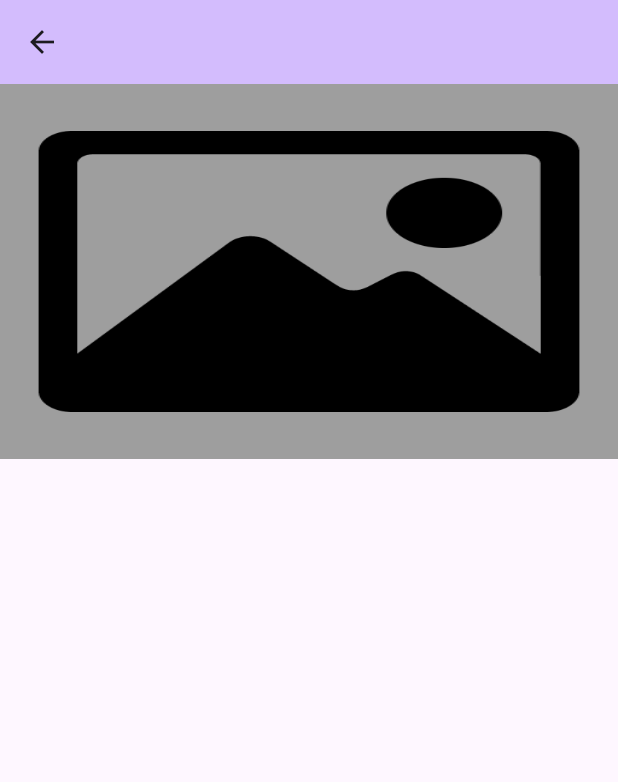
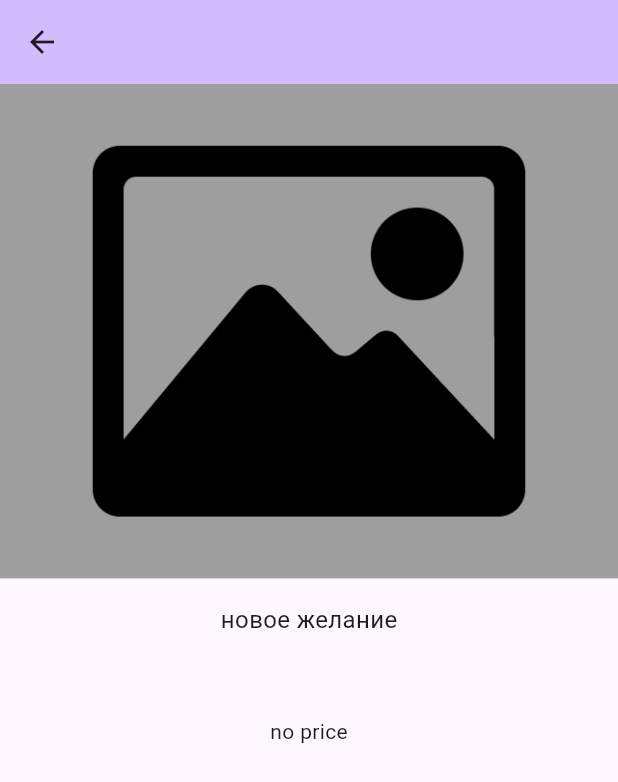
Before and after one commit to ElenaVostr/wishlist, a Flutter app: the screen it shows after launch, after a tap on the "add" icon, after a tap on "новое желание", on a phone screen of 412 x 824 dp. Shown: the top 782 px of the screen. Run offline on Flutter 3.47's test engine with Material 3 defaults, Android fonts, the phone set to English and light mode, and no system bars; our stand-ins replace cloud_firestore, equatable, firebase_core, flutter_bloc, get_it; accounts and stored records are empty.

Commit message:
Эксперименты с bloc и cubit
Создала ui wishlistpage и блок для нее

```diff
--- a/lib/data/repositories/wish_repository_impl.dart
+++ b/lib/data/repositories/wish_repository_impl.dart
@@ -27,13 +27,8 @@ class WishRepositoryImpl implements WishRepository {
 
   @override
   Stream<List<Wish>> getWishListStream() {
-    return firebaseService.firestore
-        .collection('wishes')
-        .withConverter<Wish>(
-            fromFirestore: (snapshot, _) =>
-                Wish.fromJson(snapshot.data()!, snapshot.id),
-            toFirestore: (wish, _) => wish.toJson())
-        .snapshots()
-        .map((event) => event.docs.map((e) => e.data()).toList());
+    return firebaseService.firestore.collection('wishes').snapshots().map(
+        (event) =>
+            event.docs.map((e) => Wish.fromJson(e.data(), e.id)).toList());
   }
 }
--- a/lib/main.dart
+++ b/lib/main.dart
@@ -1,8 +1,7 @@
 import 'package:flutter/material.dart';
 import 'package:wishlist/di/di.dart';
 import 'package:wishlist/domain/models/wish.dart';
-import 'package:wishlist/domain/usecases/create_wish_usecase.dart';
-import 'package:wishlist/domain/usecases/get_wish_list_stream_usecase.dart';
+import 'package:wishlist/ui/main_page_wish_list/main_page_wish_list.dart';
 
 Future<void> main() async {
   WidgetsFlutterBinding.ensureInitialized();
@@ -22,78 +21,11 @@ class MyApp extends StatelessWidget {
         colorScheme: ColorScheme.fromSeed(seedColor: Colors.deepPurple),
         useMaterial3: true,
       ),
-      home: const MyHomePage(title: 'Wish List'),
+      home: const MainPageWishList(),
     );
   }
 }
 
-class MyHomePage extends StatefulWidget {
-  const MyHomePage({super.key, required this.title});
-
-  final String title;
-
-  @override
-  State<MyHomePage> createState() => _MyHomePageState();
-}
-
-class _MyHomePageState extends State<MyHomePage> {
-
-  Future<void> _createWish() async {
-    final useCase = DI.getit.get<CreateWishUseCase>();
-    useCase.run(const Wish(name: 'новое желание'));
-  }
-
-  @override
-  Widget build(BuildContext context) {
-    return Scaffold(
-      appBar: AppBar(
-        backgroundColor: Theme.of(context).colorScheme.inversePrimary,
-        title: Text(widget.title),
-      ),
-      body: Center(
-        child: Column(
-          mainAxisAlignment: MainAxisAlignment.center,
-          children: <Widget>[
-            Expanded(
-                child: StreamBuilder<List<Wish>>(
-              stream: DI.getit.get<GetWishListStreamUseCase>().run(),
-              builder: (context, snapshot) {
-                return ListView(
-                    children: snapshot.hasData
-                        ? snapshot.data!
-                            .map((e) => ListTile(
-                                  leading: e.images.isNotEmpty
-                                      ? Image.network(e.images.first,
-                                          width: 50,
-                                          height: 50,
-                                          fit: BoxFit.fill)
-                                      : Image.asset(
-                                          'assets/images/image_icon.png',
-                                          width: 50,
-                                          height: 50,
-                                          fit: BoxFit.fill),
-                                  title: Text(e.name),
-                                  onTap: () => Navigator.of(context).push(
-                                      MaterialPageRoute(
-                                          builder: (BuildContext context) {
-                                    return WishPage(wish: e);
-                                  })),
-                                ))
-                            .toList()
-                        : []);
-              },
-            ))
-          ],
-        ),
-      ),
-      floatingActionButton: FloatingActionButton(
-        onPressed: _createWish,
-        tooltip: 'Increment',
-        child: const Icon(Icons.add),
-      ), //// This trailing comma makes auto-formatting nicer for build methods.
-    );
-  }
-}
 
 class WishPage extends StatefulWidget {
   const WishPage({super.key, required this.wish});
@@ -117,23 +49,47 @@ class _WishPageState extends State<WishPage> {
         backgroundColor: Theme.of(context).colorScheme.inversePrimary,
         //title: Text(widget.title),
       ),
-      body: Center(
+      body: SingleChildScrollView(
         child: Column(
-          mainAxisSize: MainAxisSize.max,
           children: <Widget>[
             Container(
-              height: 250,
-              decoration: BoxDecoration(
-                color: Colors.grey,
-                image: DecorationImage(
-                  fit: BoxFit.fill,
-                  image: (widget.wish.images.isNotEmpty ? NetworkImage(widget.wish.images.first) : const AssetImage('assets/images/image_icon.png')) as ImageProvider,
-                )
+              color: Colors.grey,
+              height: MediaQuery.of(context).size.width * 0.8,
+              child: AspectRatio(
+                aspectRatio: 16 / 9,
+                child: widget.wish.images.isNotEmpty
+                    ? Image.network(widget.wish.images.first)
+                    : Image.asset('assets/images/image_icon.png'),
               ),
             ),
-            // widget.wish.images.isNotEmpty
-            //     ? Image.network(widget.wish.images.first, height: 200, width: double.maxFinite, fit: BoxFit.fill,)
-            //     : Image.asset('assets/images/image_icon.png', height: 200, width: double.maxFinite, fit: BoxFit.fill,)
+            // Container(
+            //   height: 250,
+            //   decoration: BoxDecoration(
+            //       color: Colors.grey,
+            //       image: DecorationImage(
+            //         fit: BoxFit.contain,
+            //         image: (widget.wish.images.isNotEmpty
+            //                 ? NetworkImage(widget.wish.images.first)
+            //                 : const AssetImage('assets/images/image_icon.png'))
+            //             as ImageProvider,
+            //       )),
+            // ),
+            const SizedBox(height: 16),
+            Text(widget.wish.name, style: const TextStyle(fontSize: 16)),
+            const SizedBox(height: 16),
+            Text(widget.wish.description),
+            const SizedBox(height: 16),
+            widget.wish.price != null
+                ? Row(
+                    children: [
+                      Text('${widget.wish.price!.$1}'),
+                      const SizedBox(width: 32),
+                      widget.wish.price!.$2 != null
+                          ? Text('${widget.wish.price!.$2}')
+                          : const SizedBox(),
+                    ],
+                  )
+                : const Text('no price')
           ],
         ),
       ),
--- /dev/null
+++ b/lib/ui/main_page_wish_list/bloc/main_page_wish_list_bloc.dart
@@ -0,0 +1,59 @@
+import 'dart:async';
+
+import 'package:equatable/equatable.dart';
+import 'package:flutter_bloc/flutter_bloc.dart';
+import 'package:wishlist/domain/models/wish.dart';
+import 'package:wishlist/domain/usecases/create_wish_usecase.dart';
+import 'package:wishlist/domain/usecases/get_wish_list_stream_usecase.dart';
+
+part 'main_page_wish_list_event.dart';
+
+part 'main_page_wish_list_state.dart';
+
+class MainPageWishListBloc
+    extends Bloc<MainPageWishListEvent, MainPageWishListState> {
+  final GetWishListStreamUseCase _getWishListStreamUseCase;
+  final CreateWishUseCase _createWishUseCase;
+
+  MainPageWishListBloc({
+    required GetWishListStreamUseCase getWishListStreamUseCase,
+    required CreateWishUseCase createWishUseCase,
+  })  : _getWishListStreamUseCase = getWishListStreamUseCase,
+        _createWishUseCase = createWishUseCase,
+        super(const LoadingState()) {
+    _init();
+  }
+
+  StreamSubscription? _streamSubscription;
+
+  void _init() {
+    on<LoadWishListEvent>((event, emit) {
+      final Stream<List<Wish>> streamWishList = _getWishListStreamUseCase.run();
+      _streamSubscription = streamWishList.listen((data) {
+        add(WishListLoadedEvent(wishList: data));
+      }, onError: (error) {
+        add(ErrorEvent(errorMessage: error.toString()));
+      });
+    });
+
+    on<WishListLoadedEvent>((event, emit) {
+     emit(WishListLoadedState(wishList: event.wishList));
+    });
+
+    on<ErrorEvent>((event, emit) {
+      emit(ErrorState(errorMessage: event.errorMessage));
+    });
+
+    on<CreateWishEvent>((event, emit) {
+      _createWishUseCase.run(const Wish(name: 'новое желание'));
+    });
+
+    add(const LoadWishListEvent());
+  }
+
+  @override
+  Future<void> close() {
+    _streamSubscription?.cancel();
+    return super.close();
+  }
+}
--- /dev/null
+++ b/lib/ui/main_page_wish_list/main_page_wish_list.dart
@@ -0,0 +1,80 @@
+import 'package:flutter/material.dart';
+import 'package:flutter_bloc/flutter_bloc.dart';
+import 'package:wishlist/di/di.dart';
+import 'package:wishlist/domain/usecases/create_wish_usecase.dart';
+import 'package:wishlist/domain/usecases/get_wish_list_stream_usecase.dart';
+import 'package:wishlist/main.dart';
+
+import 'bloc/main_page_wish_list_bloc.dart';
+
+class MainPageWishList extends StatelessWidget {
+  const MainPageWishList({super.key});
+
+  @override
+  Widget build(BuildContext context) {
+    return BlocProvider<MainPageWishListBloc>(
+      create: (context) => MainPageWishListBloc(
+        getWishListStreamUseCase: DI.getit.get<GetWishListStreamUseCase>(),
+        createWishUseCase: DI.getit.get<CreateWishUseCase>(),
+      ),
+      child: Builder(
+        builder: (context) {
+          return Scaffold(
+            appBar: AppBar(
+              backgroundColor: Theme.of(context).colorScheme.inversePrimary,
+            ),
+            body: BlocBuilder<MainPageWishListBloc, MainPageWishListState>(
+                builder: (context, state) {
+                  if (state is LoadingState) {
+                    return const Center(
+                      child: CircularProgressIndicator(),
+                    );
+                  } else if (state is ErrorState) {
+                    return Center(
+                      child: Text(state.errorMessage),
+                    );
+                  } else if (state is WishListLoadedState) {
+                    return Center(
+                      child: Column(
+                        mainAxisAlignment: MainAxisAlignment.center,
+                        children: <Widget>[
+                          Expanded(
+                              child: ListView(
+                                  children: state.wishList
+                                      .map((e) => ListTile(
+                                    leading: e.images.isNotEmpty
+                                        ? Image.network(e.images.first,
+                                        width: 50,
+                                        height: 50,
+                                        fit: BoxFit.fill)
+                                        : Image.asset(
+                                        'assets/images/image_icon.png',
+                                        width: 50,
+                                        height: 50,
+                                        fit: BoxFit.fill),
+                                    title: Text(e.name),
+                                    onTap: () => Navigator.of(context).push(
+                                        MaterialPageRoute(
+                                            builder: (BuildContext context) {
+                                              return WishPage(wish: e);
+                                            })),
+                                  ))
+                                      .toList()))
+                        ],
+                      ),
+                    );
+                  } else {
+                    return const SizedBox();
+                  }
+                }),
+            floatingActionButton: FloatingActionButton(
+              onPressed: () => BlocProvider.of<MainPageWishListBloc>(context).add(const CreateWishEvent()),
+              tooltip: 'Increment',
+              child: const Icon(Icons.add),
+            ),
+          );
+        },
+      ),
+    );
+  }
+}
--- a/pubspec.yaml
+++ b/pubspec.yaml
@@ -38,6 +38,8 @@ dependencies:
   firebase_core: ^2.24.2
   cloud_firestore: ^4.14.0
   get_it: ^7.6.6
+  flutter_bloc: ^8.1.3
+  equatable: ^2.0.5
 
 dev_dependencies:
   flutter_test:
```
Also changed, not shown: lib/domain/models/wish.dart (+0 -9 lines), lib/ui/main_page_wish_list/bloc/main_page_wish_list_event.dart (added, +36 -0 lines), lib/ui/main_page_wish_list/bloc/main_page_wish_list_state.dart (added, +30 -0 lines), lib/ui/main_page_wish_list/cubit/main_page_wish_list_cubit.dart (added, +42 -0 lines), pubspec.lock.
